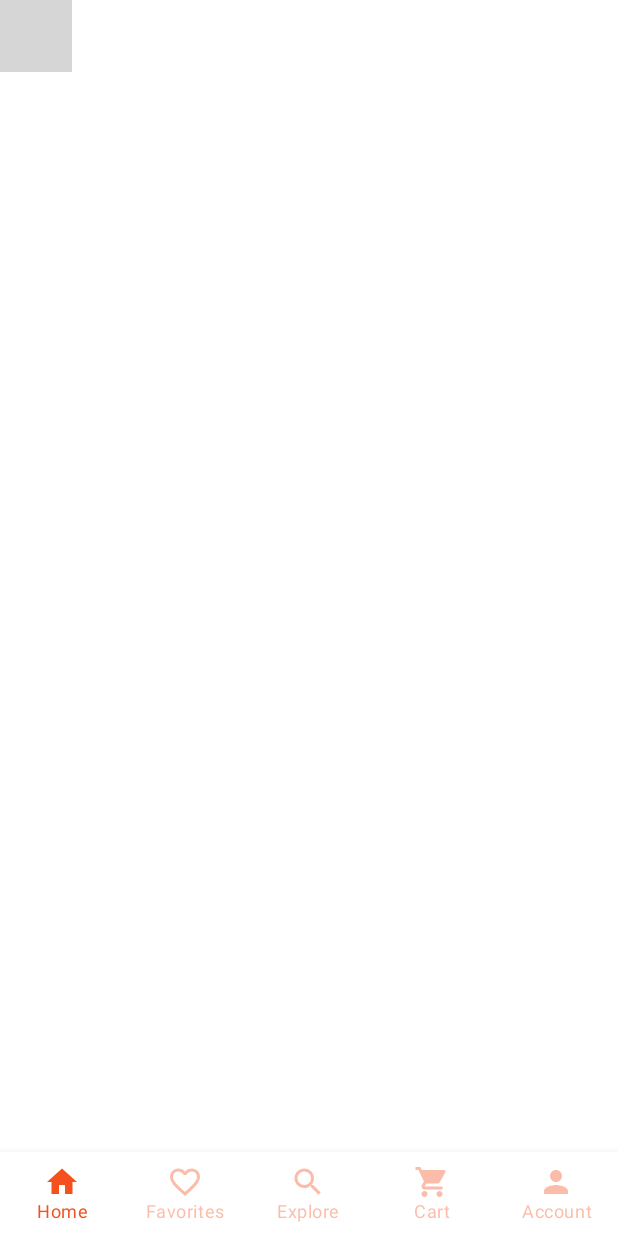
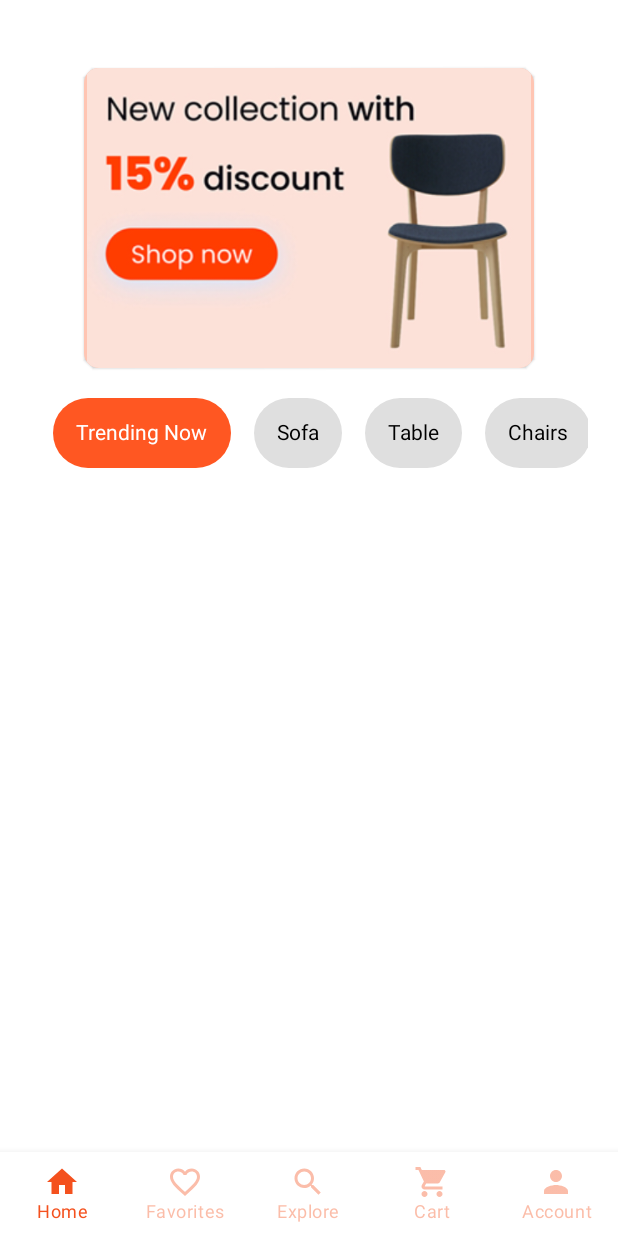
Before and after one commit to FranciscoD2001/FurnitureWithCompose, an Android app built with Jetpack Compose: the screen it shows after launch (MainActivity), after a tap on "Sign Up", on a phone screen of 412 x 824 dp. Run offline under Robolectric (Android 15) with nearby library versions, the phone set to English and light mode, and no system bars; grey boxes are pictures that could not be loaded.

Commit message:
Se modifico el home agregando la lista de filtros

```diff
--- a/app/src/main/java/com/example/probandoerrores/screens/Home.kt
+++ b/app/src/main/java/com/example/probandoerrores/screens/Home.kt
@@ -5,14 +5,18 @@ import androidx.annotation.DrawableRes
 import androidx.compose.foundation.Image
 import androidx.compose.foundation.background
 import androidx.compose.foundation.border
+import androidx.compose.foundation.clickable
 import androidx.compose.foundation.gestures.ScrollableState
 import androidx.compose.foundation.layout.*
+import androidx.compose.foundation.lazy.LazyRow
 import androidx.compose.foundation.shape.RoundedCornerShape
 import androidx.compose.material.*
 import androidx.compose.material.ContentAlpha.medium
 import androidx.compose.runtime.Composable
 import androidx.compose.runtime.mutableStateOf
 import androidx.compose.runtime.remember
+import androidx.compose.runtime.setValue
+import androidx.compose.runtime.getValue
 import androidx.compose.ui.Alignment
 import androidx.compose.ui.Modifier
 import androidx.compose.ui.draw.clip
@@ -26,36 +30,37 @@ import androidx.compose.ui.res.painterResource
 import androidx.compose.ui.text.font.FontWeight
 import androidx.compose.ui.tooling.preview.Preview
 import androidx.compose.ui.unit.dp
+import androidx.compose.ui.unit.sp
 import androidx.navigation.NavController
 import com.example.probandoerrores.R
 import com.example.probandoerrores.getAllCategories
 
 
-data class Product(
-    @DrawableRes val imageResource: Int,
-    val title: String,
-    val price: Int
-)
-
-@Composable
-fun ProductCard(product: Product){
-   val image = imageResource(R.drawable.tablebentley)
-    Surface(
-        shape = RoundedCornerShape(8.dp),
-        elevation = 8.dp,
-        modifier = Modifier.padding(8.dp)
-    ) {
-        Column(
-            modifier = Modifier.padding(16.dp)
-        ) {
-            val imageModifier = arrayOf(
-                Modifier
-                    .preferredHeight(75.dp)
-                    .fillMaxWidth()
-                    .clip(shape = )
-        }
-    }
-}
+//data class Product(
+//    @DrawableRes val imageResource: Int,
+//    val title: String,
+//    val price: Int
+//)
+//
+//@Composable
+//fun ProductCard(product: Product){
+//   val image = imageResource(R.drawable.tablebentley)
+//    Surface(
+//        shape = RoundedCornerShape(8.dp),
+//        elevation = 8.dp,
+//        modifier = Modifier.padding(8.dp)
+//    ) {
+//        Column(
+//            modifier = Modifier.padding(16.dp)
+//        ) {
+//            val imageModifier = arrayOf(
+//                Modifier
+//                    .preferredHeight(75.dp)
+//                    .fillMaxWidth()
+//                    .clip(shape = )
+//        }
+//    }
+//}
 
 @Composable
 fun HomeUI(navController:NavController) {
@@ -88,24 +93,48 @@ fun HomeUIBodyContent(navController: NavController){
                     .size(300.dp)
             )
         }
-//        ScrollableState {  }(
-//            modifier = Modifier.fillMaxWidth()
-//        )
-//        {
-//            for (category in getAllCategories()){
-//                Text(
-//                    text = category.value,
-//                    style = MaterialTheme.typography.body2,
-//                    color = MaterialTheme.colors.secondary,
-//                    modifier = Modifier.padding(8.dp)
-//                )
-//            }
-//        }
-
-
+        ChipSection(chips = listOf("Trending Now", "Sofa", "Table", "Chairs", "Beds", "New Arrivals"))
 
     }
 }
+
+@Composable
+fun ChipSection(
+    chips: List<String>
+){
+    var selectedChipIndex by remember {
+        mutableStateOf(0)
+    }
+    LazyRow{
+        items(chips.size){
+            Box(
+//                contentAligment = Alignment.Center,
+                modifier = Modifier
+                    .padding(start = 15.dp, top = 20.dp)
+                    .clickable {
+                        selectedChipIndex = it
+                    }
+                    .clip(RoundedCornerShape(25.dp))
+                    .background(
+                        if (selectedChipIndex == it) Color(0xFFFF5722)
+                        else Color(0xFFDFDFDF)
+                    )
+                    .padding(15.dp)
+            ){
+                Text(
+                    text = chips[it],
+                    color = (
+                            if (selectedChipIndex == it) Color(0xFFFFFFFF)
+                            else Color(0xFF000000)
+                            ),
+                    fontSize = 14.sp
+                )
+            }
+        }
+    }
+}
+
+
 
 //@Composable
 //@Preview
```
